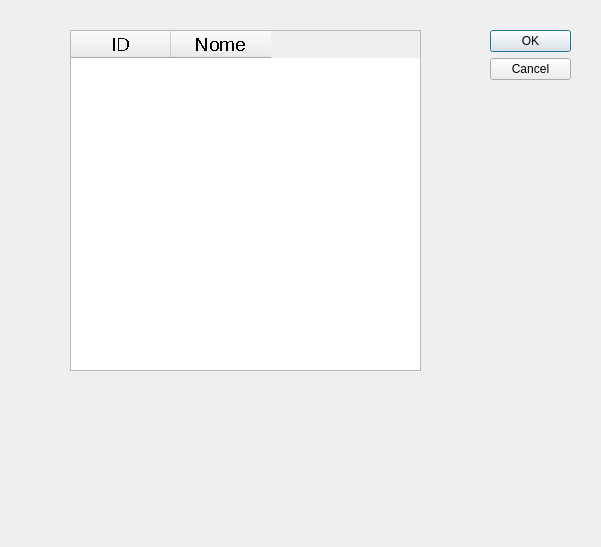
Before: the Qt Designer form listfilial.ui in danielaczarref/RelatorioBase, drawn with Qt 5.
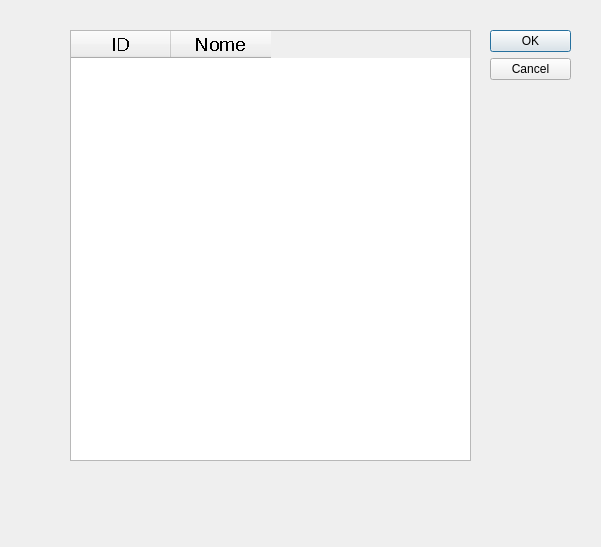
After: the same form once the commit is applied.

```diff
--- a/listfilial.ui
+++ b/listfilial.ui
@@ -34,8 +34,8 @@
     <rect>
      <x>70</x>
      <y>30</y>
-     <width>351</width>
-     <height>341</height>
+     <width>401</width>
+     <height>431</height>
     </rect>
    </property>
    <column>
```
Left out of the diff: 6 changed lines with no effect on the pictures.
